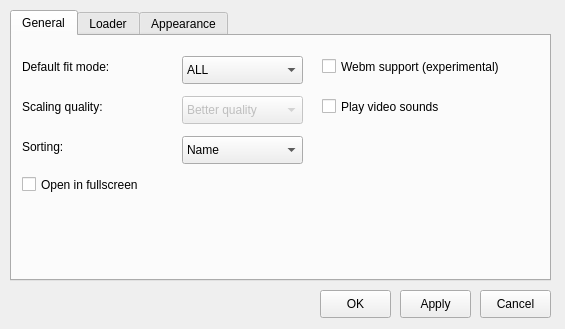
Above: settingsdialog.ui from do-i/thumbgrid before the change. Below: the same form after it.
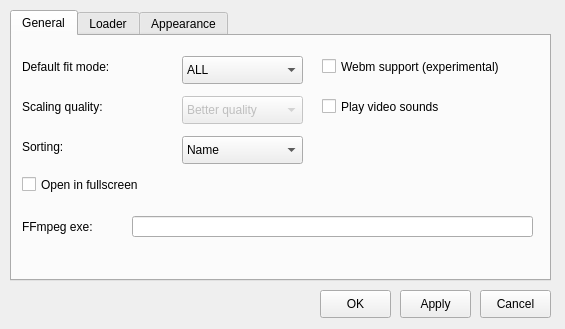
That is the form after the change. Custom widgets are drawn as their Qt base class.

Commit message: video thumbnails using ffmpeg (need to set path to executable in settings)

Patch:
```diff
--- a/settingsdialog.ui
+++ b/settingsdialog.ui
@@ -247,6 +247,29 @@
       <string>Play video sounds</string>
      </property>
     </widget>
+    <widget class="QLabel" name="ffmpegLabel">
+     <property name="geometry">
+      <rect>
+       <x>10</x>
+       <y>180</y>
+       <width>101</width>
+       <height>21</height>
+      </rect>
+     </property>
+     <property name="text">
+      <string>FFmpeg exe:</string>
+     </property>
+    </widget>
+    <widget class="QLineEdit" name="ffmpegLineEdit">
+     <property name="geometry">
+      <rect>
+       <x>120</x>
+       <y>180</y>
+       <width>401</width>
+       <height>21</height>
+      </rect>
+     </property>
+    </widget>
    </widget>
    <widget class="QWidget" name="tab_2">
     <property name="enabled">
```
The commit also changes 7 other files.
